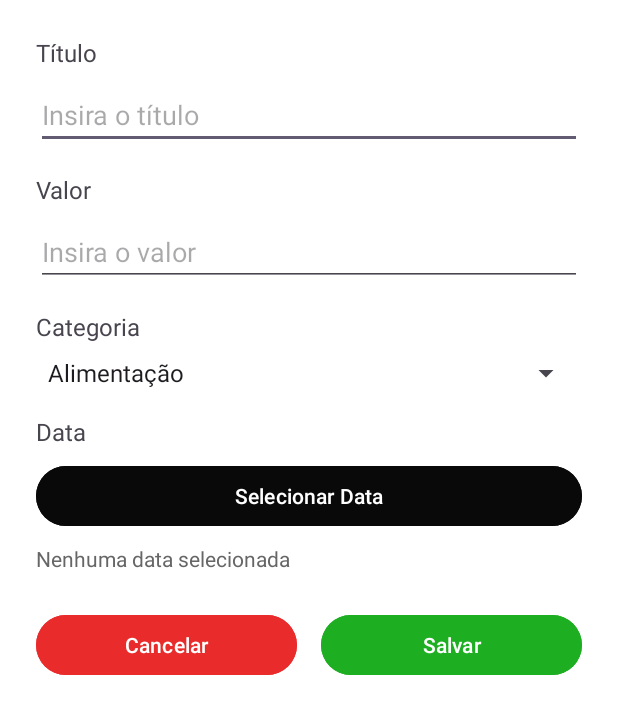
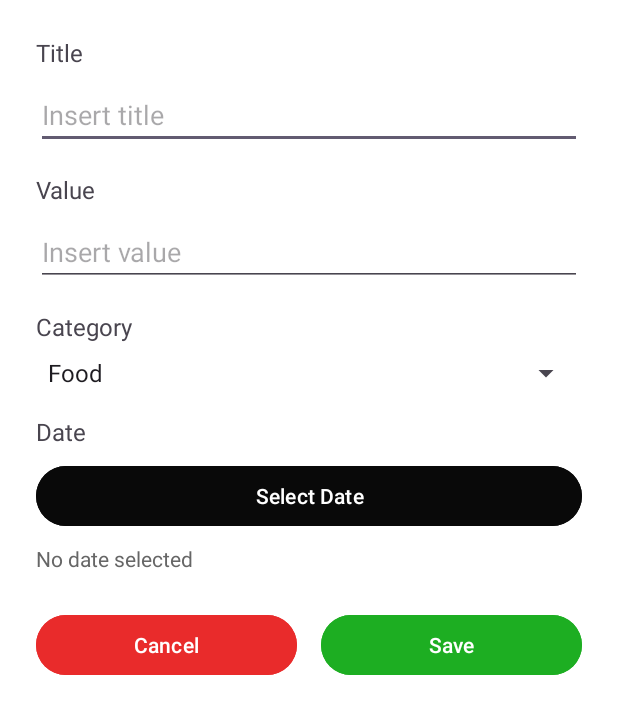
Before and after one commit to Sengeki1/Financial_Control_App, an Android app: the transactions screen opened directly, with no data from a screen before it, on a phone screen of 412 x 824 dp. Shown: the top 714 px of the screen. Run offline under Robolectric (Android 15) with nearby library versions, the phone set to English and light mode, and no system bars; our stand-ins replace Room's generated code.

Commit message:
Change Lang

```diff
--- a/app/src/main/java/com/example/myapplication/transactions.java
+++ b/app/src/main/java/com/example/myapplication/transactions.java
@@ -132,7 +132,7 @@ public class transactions extends AppCompatActivity {
 
                     startActivity(intentDashboard);
                 } else {
-                    Toast.makeText(getBaseContext(), "Porfavor prencha os campos", Toast.LENGTH_LONG).show();
+                    Toast.makeText(getBaseContext(), "Please fill the fields", Toast.LENGTH_LONG).show();
                 }
             }
         });
@@ -161,9 +161,9 @@ public class transactions extends AppCompatActivity {
         });
 
         ArrayList<String> items = new ArrayList<>();
-        items.add("Alimentação");
-        items.add("Transporte");
-        items.add("Salário");
+        items.add("Food");
+        items.add("Transport");
+        items.add("Wage");
 
         ArrayAdapter<String> adapter = new ArrayAdapter<>(this, android.R.layout.simple_spinner_item, items);
         adapter.setDropDownViewResource(android.R.layout.select_dialog_singlechoice);
--- a/app/src/main/res/layout/activity_graph.xml
+++ b/app/src/main/res/layout/activity_graph.xml
@@ -16,7 +16,7 @@
         android:layout_marginTop="16dp"
         android:layout_marginEnd="55dp"
         android:layout_marginBottom="16dp"
-        android:text="@string/saldo"
+        android:text="@string/earnings"
         android:textAlignment="center"
         android:textColor="#333"
         android:textSize="24sp"
--- a/app/src/main/res/layout/activity_transactions.xml
+++ b/app/src/main/res/layout/activity_transactions.xml
@@ -23,7 +23,7 @@
             android:layout_width="match_parent"
             android:layout_height="wrap_content"
             android:paddingBottom="8dp"
-            android:text="@string/t_tulo"
+            android:text="@string/title"
             android:textSize="16sp" />
 
         <EditText
@@ -32,7 +32,7 @@
             android:layout_height="wrap_content"
             android:autofillHints=""
             android:digits="abcdefghijklmnopqrstuvwxyzABCDEFGHIJKLMNOPQRSTUVWXYZ "
-            android:hint="@string/insira_o_t_tulo"
+            android:hint="@string/insert_title"
             android:inputType="text" />
 
         <!-- Value Input -->
@@ -42,7 +42,7 @@
             android:layout_height="wrap_content"
             android:paddingTop="16dp"
             android:paddingBottom="8dp"
-            android:text="@string/valor"
+            android:text="@string/value"
             android:textSize="16sp" />
 
         <EditText
@@ -50,7 +50,7 @@
             android:layout_width="match_parent"
             android:layout_height="wrap_content"
             android:autofillHints=""
-            android:hint="@string/insira_o_valor"
+            android:hint="@string/insert_value"
             android:inputType="numberDecimal" />
 
         <!-- Category Selection -->
@@ -60,7 +60,7 @@
             android:layout_height="wrap_content"
             android:paddingTop="16dp"
             android:paddingBottom="8dp"
-            android:text="@string/categoria"
+            android:text="@string/category"
             android:textSize="16sp" />
 
         <Spinner
@@ -76,7 +76,7 @@
             android:layout_height="wrap_content"
             android:paddingTop="16dp"
             android:paddingBottom="8dp"
-            android:text="@string/data"
+            android:text="@string/date"
             android:textSize="16sp" />
 
         <Button
@@ -84,14 +84,14 @@
             android:layout_width="match_parent"
             android:layout_height="wrap_content"
             android:backgroundTint="#090909"
-            android:text="@string/selecionar_data" />
+            android:text="@string/select_date" />
 
         <TextView
             android:id="@+id/tvSelectedDate"
             android:layout_width="match_parent"
             android:layout_height="wrap_content"
             android:paddingTop="8dp"
-            android:text="@string/nenhuma_data_selecionada"
+            android:text="@string/no_date_selected"
             android:textColor="#666"
             android:textSize="14sp" />
 
@@ -109,7 +109,7 @@
                 android:layout_height="wrap_content"
                 android:layout_weight="1"
                 android:backgroundTint="#E92B2B"
-                android:text="@string/cancelar"
+                android:text="@string/cancel"
                 android:textColor="#FFF" />
 
             <View
@@ -122,7 +122,7 @@
                 android:layout_height="wrap_content"
                 android:layout_weight="1"
                 android:backgroundTint="#1DAE22"
-                android:text="@string/salvar"
+                android:text="@string/save"
                 android:textColor="#FFF" />
         </LinearLayout>
     </LinearLayout>
--- a/app/src/main/res/values/strings.xml
+++ b/app/src/main/res/values/strings.xml
@@ -19,4 +19,21 @@
     <string name="cancelar">Cancelar</string>
     <string name="salvar">Salvar</string>
     <string name="saldo">Saldo</string>
+    <string name="earnings">Earnings</string>
+    <string name="transactions">Transactions</string>
+    <string name="expenses">Expenses</string>
+    <string name="revenue">Revenue</string>
+    <string name="total_expenses">Total Expenses</string>
+    <string name="total_revenue">Total Revenue</string>
+    <string name="balance">Balance</string>
+    <string name="title">Title</string>
+    <string name="insert_title">Insert title</string>
+    <string name="value">Value</string>
+    <string name="insert_value">Insert value</string>
+    <string name="category">Category</string>
+    <string name="date">Date</string>
+    <string name="select_date">Select Date</string>
+    <string name="no_date_selected">No date selected</string>
+    <string name="cancel">Cancel</string>
+    <string name="save">Save</string>
 </resources>
```
Also changed, not shown: app/src/main/res/layout/activity_main.xml (+6 -6 lines).
